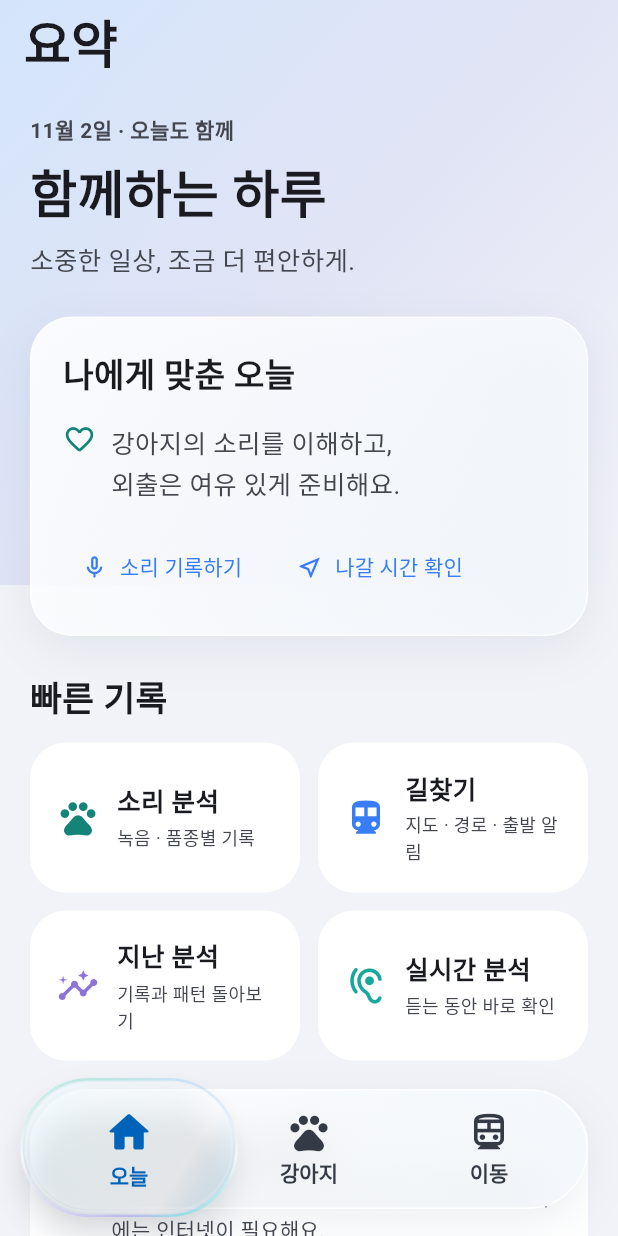
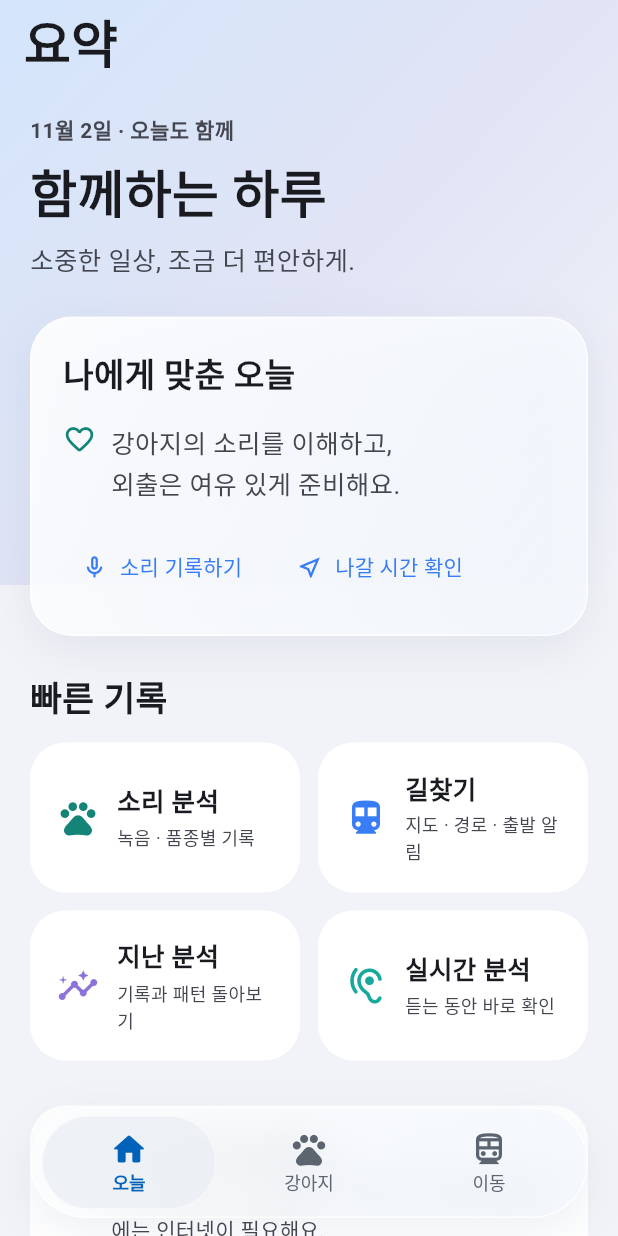
Before and after one commit to Hisabori/bark-note, a Flutter app: the screen it shows after launch, after a tap on "오늘", on a phone screen of 412 x 824 dp. Run offline on Flutter 3.47's test engine with Material 3 defaults, Android fonts, the light colour scheme and no system bars; our stand-ins replace file_picker, geolocator; missing offline and left inert: record, tflite_flutter.

Commit message:
Refine capsule navigation to compact OnCare and iPhone-style inset selection

```diff
--- a/lib/lens_navigation.dart
+++ b/lib/lens_navigation.dart
@@ -2,7 +2,7 @@ import 'dart:math' as math;
 import 'package:flutter/material.dart';
 import 'glass_surface.dart';
 
-/// A single native glass capsule with a lightweight, painted selection lens.
+/// A compact iPhone-style glass tab bar with an inset selection capsule.
 class CareLensNavigationBar extends StatelessWidget {
   const CareLensNavigationBar({
     super.key,
@@ -15,7 +15,7 @@ class CareLensNavigationBar extends StatelessWidget {
   final ValueChanged<int> onDestinationSelected;
   final List<NavigationDestination> destinations;
   static double height(BuildContext context) =>
-      94 + math.max(0, MediaQuery.textScalerOf(context).scale(14) - 14) * 2.5;
+      74 + math.max(0, MediaQuery.textScalerOf(context).scale(12) - 12) * 3;
   static double contentInset(BuildContext context) =>
       height(context) + MediaQuery.viewPaddingOf(context).bottom + 34;
 
@@ -31,15 +31,15 @@ class CareLensNavigationBar extends StatelessWidget {
       child: LayoutBuilder(
         builder: (context, box) {
           final slot = (box.maxWidth - 12) / destinations.length;
-          final lens = slot * 1.12 + 12;
+          final lens = slot - 4;
           return Stack(
-            clipBehavior: Clip.none,
+            clipBehavior: Clip.hardEdge,
             children: [
               Positioned(
                 left: 0,
                 right: 0,
-                top: 8,
-                bottom: 6,
+                top: 0,
+                bottom: 0,
                 child: CareGlassSurface(
                   navigation: true,
                   radius: height(context) / 2,
@@ -51,12 +51,25 @@ class CareLensNavigationBar extends StatelessWidget {
                 curve: Curves.easeOutCubic,
                 left: 6 + slot * (selectedIndex + .5) - lens / 2,
                 width: lens,
-                top: 0,
-                bottom: 0,
+                top: 6,
+                bottom: 6,
                 child: ExcludeSemantics(
                   child: IgnorePointer(
-                    child: CustomPaint(
-                      painter: _SelectionLens(reduced: reduced),
+                    child: DecoratedBox(
+                      decoration: BoxDecoration(
+                        color: reduced
+                            ? const Color(0xffe4effd)
+                            : const Color(0xb3e9edf3),
+                        borderRadius: BorderRadius.circular(
+                          height(context) / 2,
+                        ),
+                        border: Border.all(
+                          color: reduced
+                              ? const Color(0xff5577a3)
+                              : const Color(0x80ffffff),
+                          width: .7,
+                        ),
+                      ),
                     ),
                   ),
                 ),
@@ -90,28 +103,28 @@ class CareLensNavigationBar extends StatelessWidget {
                                       children: [
                                         IconTheme(
                                           data: IconThemeData(
-                                            size: selectedIndex == i ? 34 : 30,
+                                            size: 26,
                                             color: selectedIndex == i
                                                 ? const Color(0xff0062b8)
-                                                : const Color(0xff343b46),
+                                                : const Color(0xff5c6470),
                                           ),
                                           child: selectedIndex == i
                                               ? destinations[i].selectedIcon ??
                                                     destinations[i].icon
                                               : destinations[i].icon,
                                         ),
-                                        const SizedBox(height: 4),
+                                        const SizedBox(height: 3),
                                         AnimatedDefaultTextStyle(
                                           duration: duration,
                                           style: TextStyle(
-                                            fontSize: 14,
+                                            fontSize: 12,
                                             height: 1.15,
                                             fontWeight: selectedIndex == i
-                                                ? FontWeight.w800
-                                                : FontWeight.w600,
+                                                ? FontWeight.w600
+                                                : FontWeight.w500,
                                             color: selectedIndex == i
                                                 ? const Color(0xff0062b8)
-                                                : const Color(0xff343b46),
+                                                : const Color(0xff5c6470),
                                           ),
                                           child: Text(
                                             destinations[i].label,
@@ -139,83 +152,3 @@ class CareLensNavigationBar extends StatelessWidget {
     );
   }
 }
-
-class _SelectionLens extends CustomPainter {
-  const _SelectionLens({required this.reduced});
-  final bool reduced;
-  @override
-  void paint(Canvas canvas, Size size) {
-    final rect = (Offset.zero & size).deflate(1.5);
-    final shape = RRect.fromRectAndRadius(
-      rect,
-      Radius.circular(size.height / 2),
-    );
-    if (reduced) {
-      canvas.drawRRect(shape, Paint()..color = const Color(0xffe4effd));
-      canvas.drawRRect(
-        shape,
-        Paint()
-          ..color = const Color(0xff195bb2)
-          ..style = PaintingStyle.stroke
-          ..strokeWidth = 1.5,
-      );
-      return;
-    }
-    final path = Path()..addRRect(shape);
-    canvas.drawShadow(path, const Color(0x40192b42), 8, false);
-    canvas.drawRRect(
-      shape,
-      Paint()
-        ..shader = const LinearGradient(
-          begin: Alignment.topLeft,
-          end: Alignment.bottomRight,
-          colors: [
-            Color(0xb3ffffff),
-            Color(0x21b8e4f5),
-            Color(0x40ffffff),
-            Color(0x3054b4ed),
-          ],
-          stops: [0, .3, .72, 1],
-        ).createShader(rect),
-    );
-    canvas.drawRRect(
-      shape.deflate(2),
-      Paint()
-        ..shader = const RadialGradient(
-          center: Alignment(-.5, -.9),
-          radius: 1.3,
-          colors: [Color(0x66ffffff), Color(0x00ffffff)],
-        ).createShader(rect),
-    );
-    canvas.drawRRect(
-      shape,
-      Paint()
-        ..style = PaintingStyle.stroke
-        ..strokeWidth = 1.7
-        ..shader = const SweepGradient(
-          center: Alignment(.2, .15),
-          colors: [
-            Color(0xa3ffffff),
-            Color(0x663fe8ed),
-            Color(0x668f85fb),
-            Color(0xb3ffffff),
-            Color(0x555ad9bb),
-            Color(0x669bcefa),
-            Color(0xa3ffffff),
-          ],
-          stops: [0, .16, .3, .5, .66, .82, 1],
-        ).createShader(rect),
-    );
-    canvas.drawRRect(
-      shape.deflate(3),
-      Paint()
-        ..color = const Color(0x35ffffff)
-        ..style = PaintingStyle.stroke
-        ..strokeWidth = .7,
-    );
-  }
-
-  @override
-  bool shouldRepaint(covariant _SelectionLens oldDelegate) =>
-      oldDelegate.reduced != reduced;
-}
--- a/pubspec.yaml
+++ b/pubspec.yaml
@@ -1,7 +1,7 @@
 name: bark_note
 description: Private dog sound pattern journal.
 publish_to: none
-version: 0.17.0+22
+version: 0.18.0+23
 environment:
   sdk: ^3.12.0
 dependencies:
```
Also changed, not shown: 2 other files.
